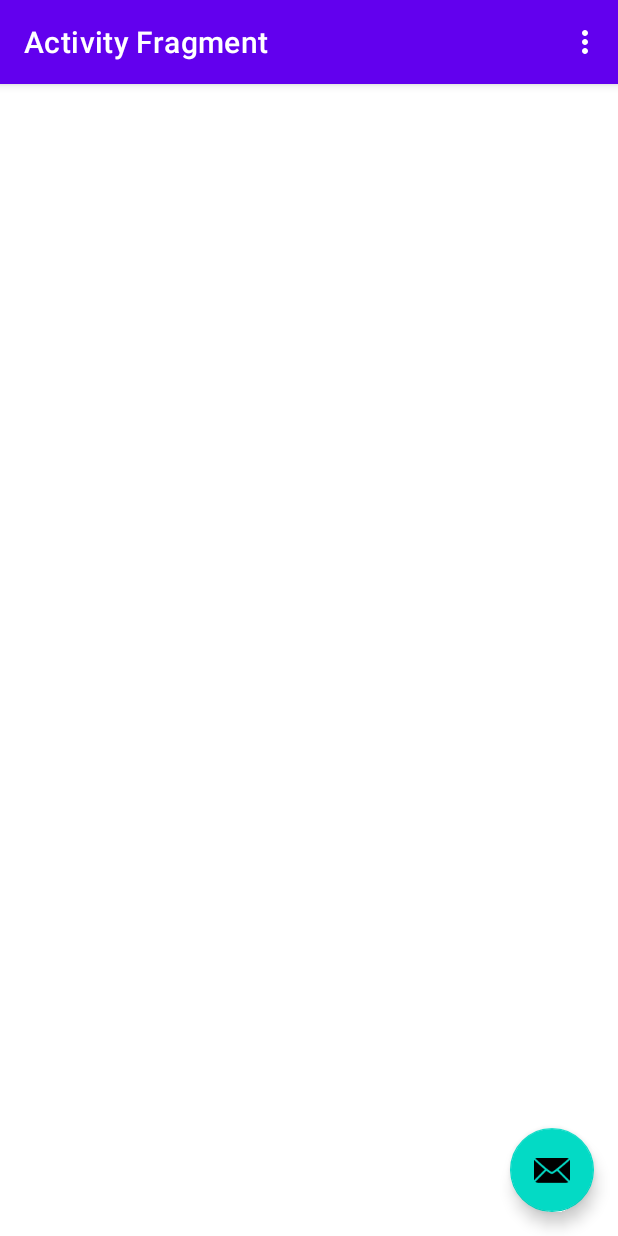
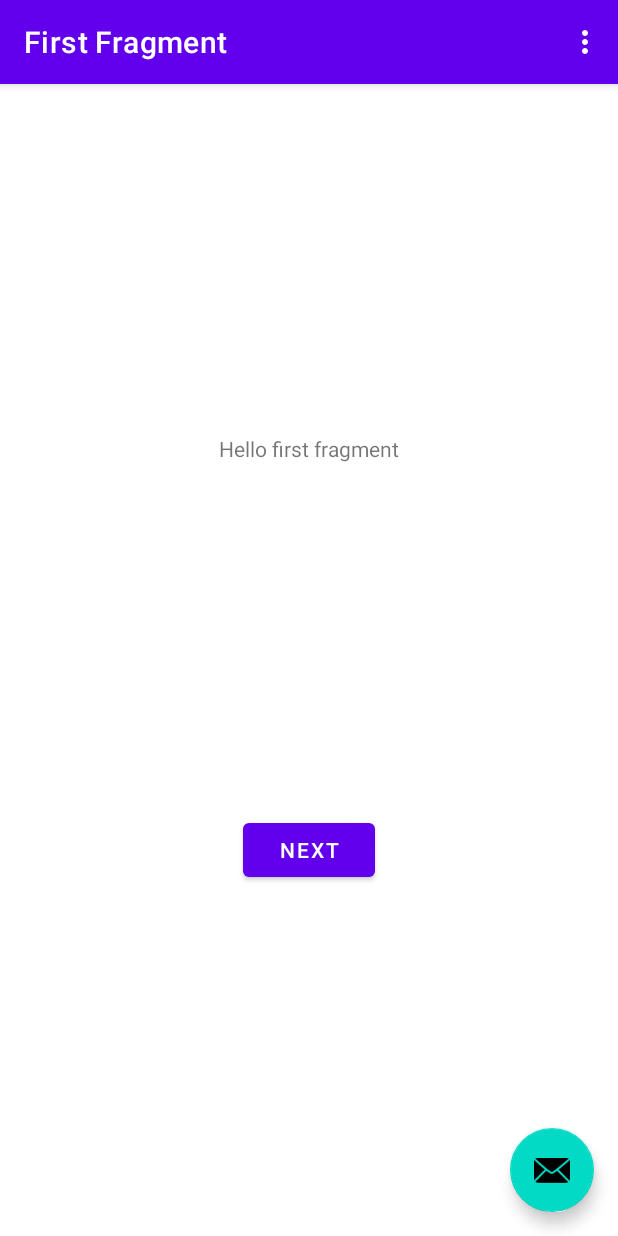
Before and after one commit to FeelsRossMan/ColorChecker, an Android app: the screen it shows after launch (MainActivity), on a phone screen of 412 x 824 dp. Run offline under Robolectric (Android 15) with nearby library versions, the phone set to English and light mode, and no system bars; our stand-ins replace navigation-ui.

Commit message:
Revert "Main"

```diff
--- a/app/src/main/java/com/example/colorchecker/AnalysisFragment.kt
+++ /dev/null
@@ -1,38 +0,0 @@
-package com.example.colorchecker
-
-import android.os.Bundle
-import android.view.LayoutInflater
-import android.view.View
-import android.view.ViewGroup
-import androidx.fragment.app.Fragment
-import com.example.colorchecker.databinding.AnalysisFragmentBinding
-
-class AnalysisFragment: Fragment() {
-
-    private var _binding: AnalysisFragmentBinding? = null
-
-    private val binding get() = _binding
-
-    override fun onCreate(savedInstanceState: Bundle?) {
-        super.onCreate(savedInstanceState)
-    }
-
-    override fun onCreateView(
-        inflater: LayoutInflater,
-        container: ViewGroup?,
-        savedInstanceState: Bundle?
-    ): View? {
-        _binding = AnalysisFragmentBinding.inflate(inflater, container, false)
-        val view = binding?.root
-        return view
-    }
-
-    override fun onViewCreated(view: View, savedInstanceState: Bundle?) {
-        super.onViewCreated(view, savedInstanceState)
-    }
-
-    override fun onDestroyView() {
-        super.onDestroyView()
-        _binding = null
-    }
-}
--- /dev/null
+++ b/app/src/main/java/com/example/colorchecker/FirstFragment.kt
@@ -0,0 +1,44 @@
+package com.example.colorchecker
+
+import android.os.Bundle
+import androidx.fragment.app.Fragment
+import android.view.LayoutInflater
+import android.view.View
+import android.view.ViewGroup
+import androidx.navigation.fragment.findNavController
+import com.example.colorchecker.databinding.FragmentFirstBinding
+
+/**
+ * A simple [Fragment] subclass as the default destination in the navigation.
+ */
+class FirstFragment : Fragment() {
+
+    private var _binding: FragmentFirstBinding? = null
+
+    // This property is only valid between onCreateView and
+    // onDestroyView.
+    private val binding get() = _binding!!
+
+    override fun onCreateView(
+        inflater: LayoutInflater, container: ViewGroup?,
+        savedInstanceState: Bundle?
+    ): View? {
+
+        _binding = FragmentFirstBinding.inflate(inflater, container, false)
+        return binding.root
+
+    }
+
+    override fun onViewCreated(view: View, savedInstanceState: Bundle?) {
+        super.onViewCreated(view, savedInstanceState)
+
+        binding.buttonFirst.setOnClickListener {
+            findNavController().navigate(R.id.action_FirstFragment_to_SecondFragment)
+        }
+    }
+
+    override fun onDestroyView() {
+        super.onDestroyView()
+        _binding = null
+    }
+}
--- a/app/src/main/res/layout/analysis_fragment.xml
+++ /dev/null
@@ -1,9 +0,0 @@
-<?xml version="1.0" encoding="utf-8"?>
-<androidx.constraintlayout.widget.ConstraintLayout xmlns:android="http://schemas.android.com/apk/res/android"
-    xmlns:tools="http://schemas.android.com/tools"
-    xmlns:app="http://schemas.android.com/apk/res-auto"
-    android:layout_width="match_parent"
-    android:layout_height="match_parent"
-    tools:context=".AnalysisFragment">
-
-</androidx.constraintlayout.widget.ConstraintLayout>
--- /dev/null
+++ b/app/src/main/res/layout/fragment_first.xml
@@ -0,0 +1,28 @@
+<?xml version="1.0" encoding="utf-8"?>
+<androidx.constraintlayout.widget.ConstraintLayout xmlns:android="http://schemas.android.com/apk/res/android"
+    xmlns:app="http://schemas.android.com/apk/res-auto"
+    xmlns:tools="http://schemas.android.com/tools"
+    android:layout_width="match_parent"
+    android:layout_height="match_parent"
+    tools:context=".FirstFragment">
+
+    <TextView
+        android:id="@+id/textview_first"
+        android:layout_width="wrap_content"
+        android:layout_height="wrap_content"
+        android:text="@string/hello_first_fragment"
+        app:layout_constraintBottom_toTopOf="@id/button_first"
+        app:layout_constraintEnd_toEndOf="parent"
+        app:layout_constraintStart_toStartOf="parent"
+        app:layout_constraintTop_toTopOf="parent" />
+
+    <Button
+        android:id="@+id/button_first"
+        android:layout_width="wrap_content"
+        android:layout_height="wrap_content"
+        android:text="@string/next"
+        app:layout_constraintBottom_toBottomOf="parent"
+        app:layout_constraintEnd_toEndOf="parent"
+        app:layout_constraintStart_toStartOf="parent"
+        app:layout_constraintTop_toBottomOf="@id/textview_first" />
+</androidx.constraintlayout.widget.ConstraintLayout>
--- a/app/src/main/res/navigation/nav_graph.xml
+++ b/app/src/main/res/navigation/nav_graph.xml
@@ -3,12 +3,26 @@
     xmlns:app="http://schemas.android.com/apk/res-auto"
     xmlns:tools="http://schemas.android.com/tools"
     android:id="@+id/nav_graph"
-    app:startDestination="@id/ActivityFragment">
+    app:startDestination="@id/FirstFragment">
 
     <fragment
-        android:id="@+id/ActivityFragment"
-        android:name="com.example.colorchecker.AnalysisFragment"
-        android:label="@string/activity_fragment_label"
-        tools:layout="@layout/analysis_fragment"/>
+        android:id="@+id/FirstFragment"
+        android:name="com.example.colorchecker.FirstFragment"
+        android:label="@string/first_fragment_label"
+        tools:layout="@layout/fragment_first">
 
+        <action
+            android:id="@+id/action_FirstFragment_to_SecondFragment"
+            app:destination="@id/SecondFragment" />
+    </fragment>
+    <fragment
+        android:id="@+id/SecondFragment"
+        android:name="com.example.colorchecker.SecondFragment"
+        android:label="@string/second_fragment_label"
+        tools:layout="@layout/fragment_second">
+
+        <action
+            android:id="@+id/action_SecondFragment_to_FirstFragment"
+            app:destination="@id/FirstFragment" />
+    </fragment>
 </navigation>
--- a/app/src/main/res/values/strings.xml
+++ b/app/src/main/res/values/strings.xml
@@ -2,9 +2,11 @@
     <string name="app_name">ColorChecker</string>
     <string name="action_settings">Settings</string>
     <!-- Strings used for fragments for navigation -->
-    <string name="activity_fragment_label">Activity Fragment</string>
-
+    <string name="first_fragment_label">First Fragment</string>
+    <string name="second_fragment_label">Second Fragment</string>
     <string name="next">Next</string>
     <string name="previous">Previous</string>
 
+    <string name="hello_first_fragment">Hello first fragment</string>
+    <string name="hello_second_fragment">Hello second fragment. Arg: %1$s</string>
 </resources>
```
Also changed, not shown: app/src/main/java/com/example/colorchecker/SecondFragment.kt (added, +44 -0 lines), app/src/main/res/layout/fragment_second.xml (added, +27 -0 lines).
